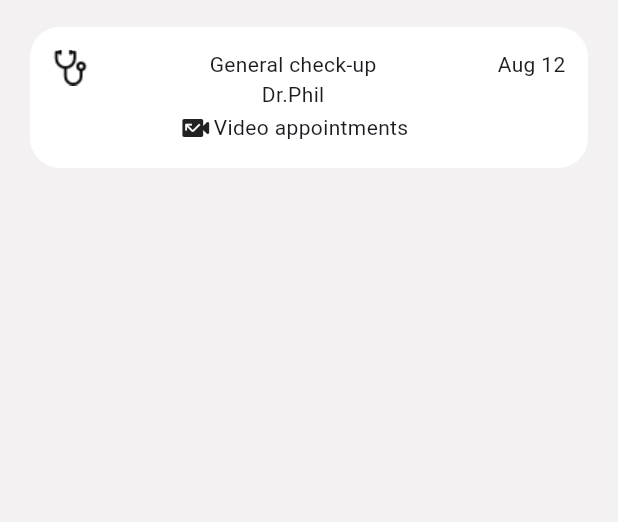
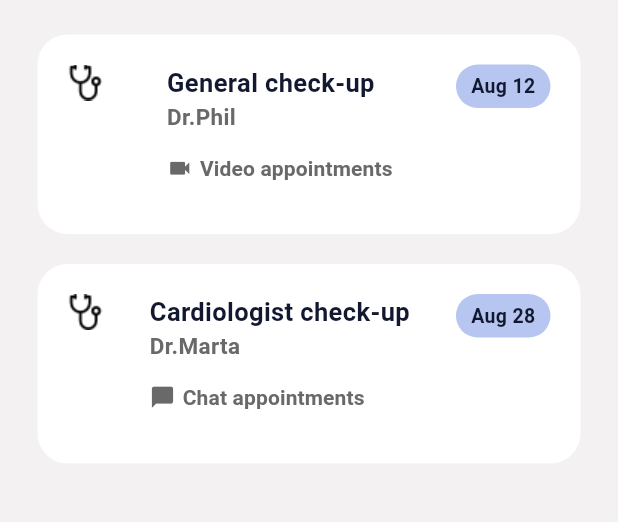
Before and after one commit to nodleSsh/medkit, a Flutter app: the UpcomingView screen opened by its route, on a phone screen of 412 x 824 dp, the part 72-594 px from its top. Run offline on Flutter 3.47's test engine with Material 3 defaults, Android fonts, the phone set to English and light mode, and no system bars; missing offline and left inert: dart:ffi.

Commit message:
done list

```diff
--- a/lib/home/home_constructor_bloc/upcoming_bloc_construct.dart
+++ b/lib/home/home_constructor_bloc/upcoming_bloc_construct.dart
@@ -32,7 +32,7 @@ class _UpcomingBlocConstructState extends State<UpcomingBlocConstruct> {
             ),
             Container(
               decoration: BoxDecoration(
-                color: const Color.fromARGB(255, 167, 182, 224),
+                color: const Color.fromARGB(255, 183, 198, 240),
                 borderRadius: BorderRadius.circular(15),
               ),
               child: const Padding(
@@ -44,11 +44,7 @@ class _UpcomingBlocConstructState extends State<UpcomingBlocConstruct> {
                 ),
                 child: Text(
                   'Aug 12',
-                  style: TextStyle(
-                    fontWeight: FontWeight.w700,
-                    fontSize: 13,
-                    color: ThemeColor.colorText,
-                  ),
+                  style: ThemeColor.upcomingButtonStyle,
                 ),
               ),
             ),
--- a/lib/theme/theme_color.dart
+++ b/lib/theme/theme_color.dart
@@ -3,6 +3,7 @@ import 'package:flutter/material.dart';
 class ThemeColor {
   static const backgroundTheme = Color.fromARGB(255, 243, 241, 241);
   static const colorText = Color.fromARGB(255, 19, 24, 49);
+  static const elementStyle = Color.fromARGB(255, 105, 105, 105);
   static const styleLogoOne = TextStyle(
     fontSize: 22,
     fontWeight: FontWeight.w700,
@@ -43,4 +44,9 @@ class ThemeColor {
     fontWeight: FontWeight.w600,
     color: ThemeColor.colorText,
   );
+  static const upcomingButtonStyle = TextStyle(
+    fontWeight: FontWeight.w700,
+    fontSize: 13,
+    color: ThemeColor.colorText,
+  );
 }
--- a/lib/upcoming_view/upcoming_view.dart
+++ b/lib/upcoming_view/upcoming_view.dart
@@ -1,7 +1,7 @@
 import 'package:flutter/material.dart';
 import 'package:medkit/resources/resources.dart';
 import 'package:medkit/theme/theme_color.dart';
-import 'package:medkit/upcoming_view/upcoming_view_list.dart';
+import 'package:medkit/upcoming_view/upcoming_view_home.dart';
 
 class UpcomingView extends StatelessWidget {
   const UpcomingView({super.key});
@@ -36,7 +36,7 @@ class UpcomingView extends StatelessWidget {
           ),
         ],
       ),
-      body: const UpcomingViewList(),
+      body: const UpcomingViewHome(),
     );
   }
 }
--- /dev/null
+++ b/lib/upcoming_view/upcoming_view_home.dart
@@ -0,0 +1,52 @@
+import 'dart:ffi';
+
+import 'package:flutter/material.dart';
+import 'package:flutter/widgets.dart';
+import 'package:medkit/resources/resources.dart';
+import 'package:medkit/theme/theme_color.dart';
+import 'package:medkit/upcoming_view/upcoming_view_list.dart';
+
+class UpcomingViewHome extends StatefulWidget {
+  const UpcomingViewHome({super.key});
+
+  @override
+  State<UpcomingViewHome> createState() => _UpcomingViewHomeState();
+}
+
+class _UpcomingViewHomeState extends State<UpcomingViewHome> {
+  @override
+  Widget build(BuildContext context) {
+    return Container(
+      color: ThemeColor.backgroundTheme,
+      child: CustomScrollView(
+        slivers: <Widget>[
+          SliverPadding(
+            padding: const EdgeInsets.all(5),
+            sliver: SliverList(
+              delegate: SliverChildListDelegate(
+                <Widget>[
+                  const UpcomingViewList(
+                    image: AppImages.stethoscope,
+                    name: 'General check-up',
+                    doctorName: 'Phil',
+                    communication: 'Video appointments',
+                    icon: Icons.videocam,
+                    date: 'Aug 12',
+                  ),
+                  const UpcomingViewList(
+                    image: AppImages.stethoscope,
+                    name: 'Cardiologist check-up',
+                    doctorName: 'Marta',
+                    communication: 'Chat appointments',
+                    icon: Icons.chat_bubble,
+                    date: 'Aug 28',
+                  ),
+                ],
+              ),
+            ),
+          ),
+        ],
+      ),
+    );
+  }
+}
--- a/lib/upcoming_view/upcoming_view_list.dart
+++ b/lib/upcoming_view/upcoming_view_list.dart
@@ -1,9 +1,23 @@
+import 'package:flutter/cupertino.dart';
 import 'package:flutter/material.dart';
 import 'package:medkit/resources/resources.dart';
 import 'package:medkit/theme/theme_color.dart';
 
 class UpcomingViewList extends StatefulWidget {
-  const UpcomingViewList({super.key});
+  final String image;
+  final String name;
+  final String doctorName;
+  final String communication;
+  final IconData icon;
+  final String date;
+  const UpcomingViewList(
+      {required this.image,
+      required this.name,
+      required this.doctorName,
+      required this.communication,
+      required this.icon,
+      required this.date,
+      super.key});
 
   @override
   State<UpcomingViewList> createState() => _UpcomingViewListState();
@@ -24,28 +38,82 @@ class _UpcomingViewListState extends State<UpcomingViewList> {
                 color: Colors.white,
                 borderRadius: BorderRadius.circular(20),
               ),
-              child: const Padding(
-                padding: EdgeInsets.all(15),
+              child: Padding(
+                padding: const EdgeInsets.all(20),
                 child: Row(
                   mainAxisAlignment: MainAxisAlignment.spaceBetween,
                   crossAxisAlignment: CrossAxisAlignment.start,
                   children: [
                     Image(
-                      image: AssetImage(AppImages.stethoscope),
+                      image: AssetImage(widget.image),
                     ),
                     Column(
+                      crossAxisAlignment: CrossAxisAlignment.start,
                       children: [
-                        Text('General check-up'),
-                        Text('Dr.Phil'),
-                        Row(
-                          children: [
-                            Icon(Icons.missed_video_call_rounded),
-                            Text('Video appointments'),
-                          ],
+                        Align(
+                          child: Text.rich(
+                            overflow: TextOverflow.ellipsis,
+                            maxLines: 1,
+                            TextSpan(
+                              text: widget.name,
+                              style: const TextStyle(
+                                fontSize: 17,
+                                color: ThemeColor.colorText,
+                                fontWeight: FontWeight.w700,
+                              ),
+                            ),
+                          ),
+                        ),
+                        Text(
+                          'Dr.${widget.doctorName}',
+                          style: ThemeColor.buttonBloc,
+                        ),
+                        TextButton(
+                          style: TextButton.styleFrom(
+                            padding: EdgeInsets.zero,
+                          ),
+                          onPressed: () {},
+                          child: Row(
+                            children: [
+                              Icon(
+                                widget.icon,
+                                size: 17,
+                                color: ThemeColor.elementStyle,
+                              ),
+                              const SizedBox(
+                                width: 5,
+                              ),
+                              Text(
+                                widget.communication,
+                                style: const TextStyle(
+                                  fontSize: 14,
+                                  fontWeight: FontWeight.w600,
+                                  color: ThemeColor.elementStyle,
+                                ),
+                              ),
+                            ],
+                          ),
                         ),
                       ],
                     ),
-                    Text('Aug 12'),
+                    Container(
+                      decoration: BoxDecoration(
+                        color: const Color.fromARGB(255, 183, 198, 240),
+                        borderRadius: BorderRadius.circular(15),
+                      ),
+                      child: Padding(
+                        padding: const EdgeInsets.only(
+                          top: 5,
+                          bottom: 5,
+                          left: 10,
+                          right: 10,
+                        ),
+                        child: Text(
+                          widget.date,
+                          style: ThemeColor.upcomingButtonStyle,
+                        ),
+                      ),
+                    ),
                   ],
                 ),
               ),
```
